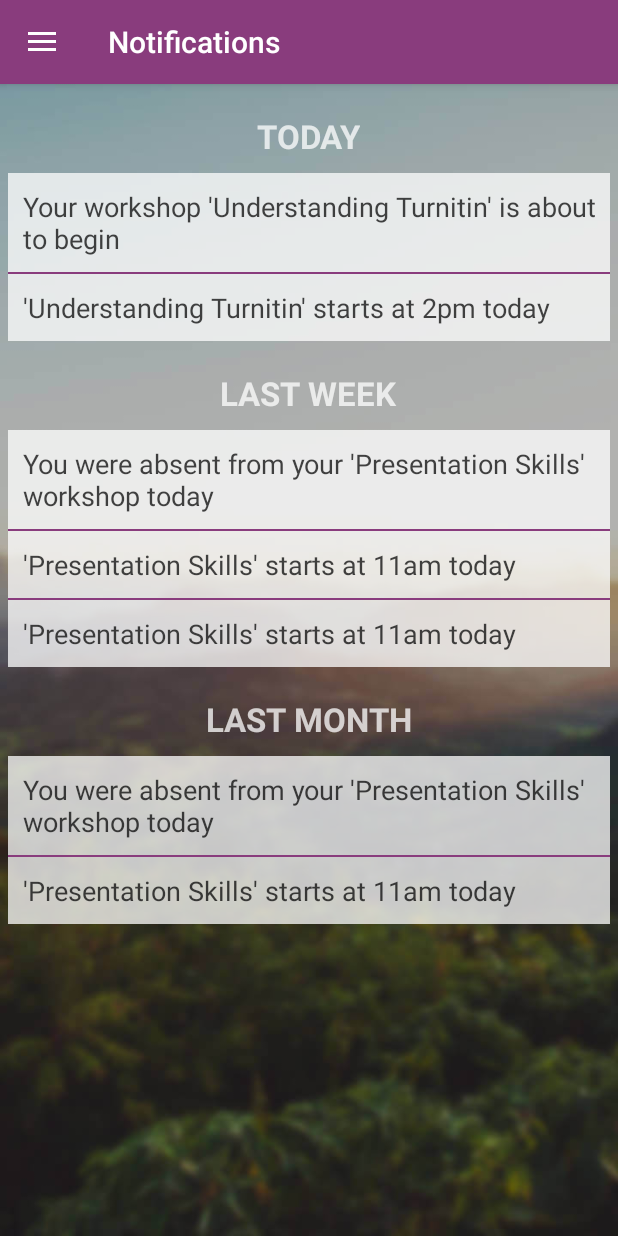
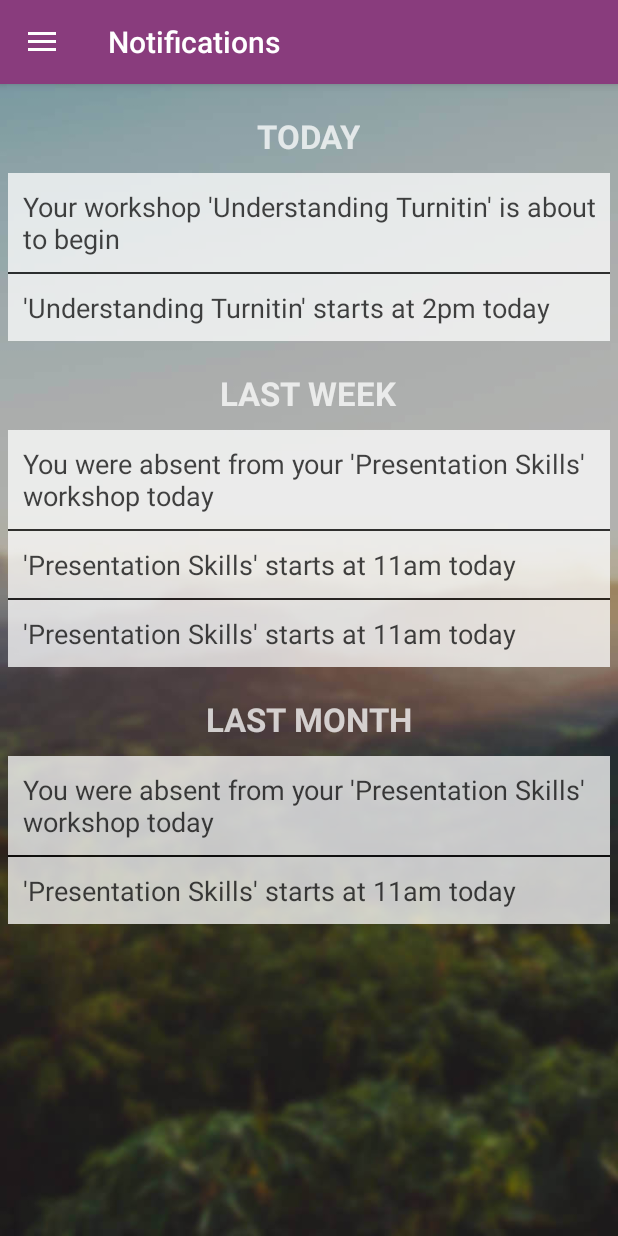
Before and after one commit to BMourtzis/UTSHELPS, an Android app: the fragment RemindersFragment placed in its activity, on a phone screen of 412 x 824 dp. Run offline under Robolectric (Android 15) with nearby library versions, the phone set to English and light mode, and no system bars; 1 statement that could not run was skipped.

Commit message:
Minor UI fixes

```diff
--- a/SDPprototype/app/src/main/res/layout/account.xml
+++ b/SDPprototype/app/src/main/res/layout/account.xml
@@ -98,6 +98,7 @@
                 android:paddingRight="10dp"
                 android:paddingTop="10dp"
                 android:paddingBottom="10dp"
+                android:layout_marginStart="290dp"
                 android:id="@+id/account_gender_value"
                 android:textAppearance="?android:attr/textAppearanceLarge" />
 
@@ -138,6 +139,7 @@
                 android:paddingRight="10dp"
                 android:paddingTop="10dp"
                 android:paddingBottom="10dp"
+                android:layout_marginStart="292dp"
                 android:id="@+id/account_degree_value"
                 android:textAppearance="?android:attr/textAppearanceLarge" />
 
@@ -178,6 +180,7 @@
                 android:paddingRight="10dp"
                 android:paddingTop="10dp"
                 android:paddingBottom="10dp"
+                android:layout_marginStart="200dp"
                 android:id="@+id/account_status_value"
                 android:textAppearance="?android:attr/textAppearanceLarge" />
 
--- a/SDPprototype/app/src/main/res/layout/booking_details_layout.xml
+++ b/SDPprototype/app/src/main/res/layout/booking_details_layout.xml
@@ -97,7 +97,7 @@
             android:paddingBottom="10dp"
             android:layout_marginTop="30dp"
             android:layout_gravity="center_horizontal"
-            android:background="@drawable/button_design"
+            android:background="@drawable/button_design_logout"
             android:textColor="@color/colorTextBlack"
             android:id="@+id/booking_cancel_button" />
 
--- a/SDPprototype/app/src/main/res/layout/reminders.xml
+++ b/SDPprototype/app/src/main/res/layout/reminders.xml
@@ -39,7 +39,7 @@
         android:layout_height="1dp"
         android:layout_marginLeft="5dp"
         android:layout_marginRight="5dp"
-        android:background="@color/colorPrimary"/>
+        android:background="@color/colorTextBlack"/>
 
     <TextView
         android:text="'Understanding Turnitin' starts at 2pm today"
@@ -86,7 +86,7 @@
         android:layout_height="1dp"
         android:layout_marginLeft="5dp"
         android:layout_marginRight="5dp"
-        android:background="@color/colorPrimary"/>
+        android:background="@color/colorTextBlack"/>
 
     <TextView
         android:text="'Presentation Skills' starts at 11am today"
@@ -107,7 +107,7 @@
         android:layout_height="1dp"
         android:layout_marginLeft="5dp"
         android:layout_marginRight="5dp"
-        android:background="@color/colorPrimary"/>
+        android:background="@color/colorTextBlack"/>
 
     <TextView
         android:text="'Presentation Skills' starts at 11am today"
@@ -154,7 +154,7 @@
         android:layout_height="1dp"
         android:layout_marginLeft="5dp"
         android:layout_marginRight="5dp"
-        android:background="@color/colorPrimary"/>
+        android:background="@color/colorTextBlack"/>
 
     <TextView
         android:text="'Presentation Skills' starts at 11am today"
```
